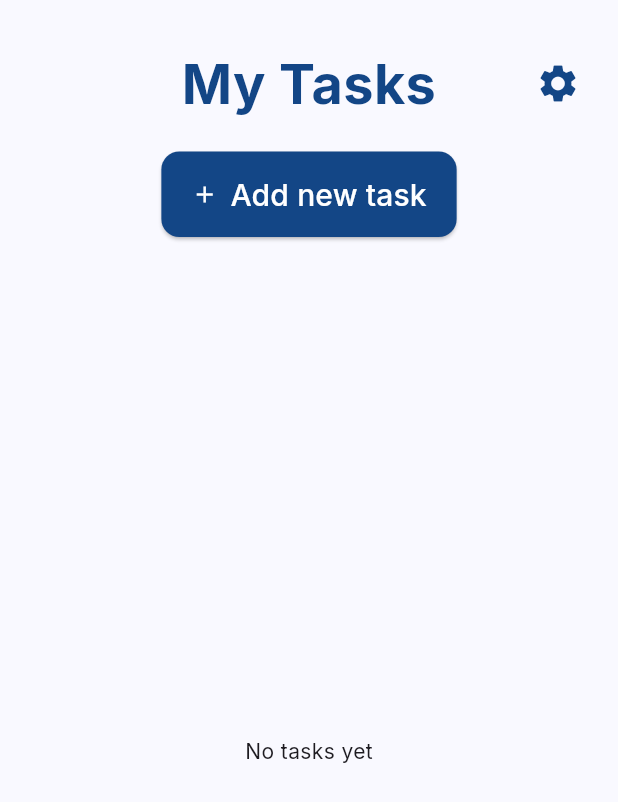
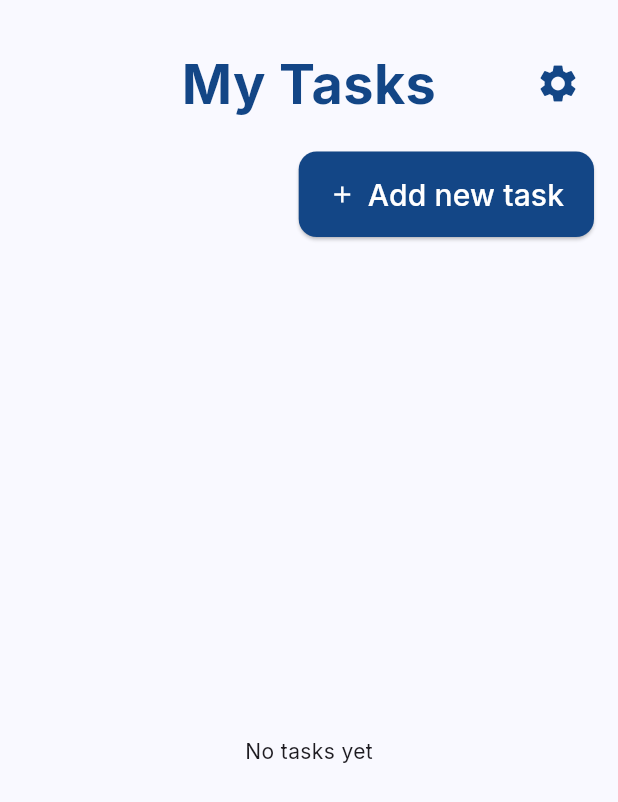
Before and after one commit to shadabtanjeed/IT-Tasks, a Flutter app: the screen it shows after launch, on a phone screen of 412 x 824 dp. Shown: the top 802 px of the screen. Run offline on Flutter 3.47's test engine with Material 3 defaults, Android fonts, the phone set to English and light mode, and no system bars; our stand-ins replace go_router, google_fonts, sembast, sembast_web.

Commit message:
moved add task button to right

```diff
--- a/3_note_taking_app/lib/home_page.dart
+++ b/3_note_taking_app/lib/home_page.dart
@@ -76,6 +76,11 @@ class _MyHomePageState extends State<MyHomePage> {
               ),
             ),
             const SizedBox(height: 20),
+            Padding(
+              padding: const EdgeInsets.symmetric(horizontal: 16),
+              child: Row(
+                mainAxisAlignment: MainAxisAlignment.end,
+                children: [
                   ElevatedButton.icon(
                     onPressed: () async {
                       await context.push('/add-task');
@@ -95,6 +100,9 @@ class _MyHomePageState extends State<MyHomePage> {
                         horizontal: 20,
                         vertical: 14,
                       ),
+                    ),
+                  ),
+                ],
               ),
             ),
             const SizedBox(height: 20),
```
Lines whose indentation alone changed are shown as unchanged.
